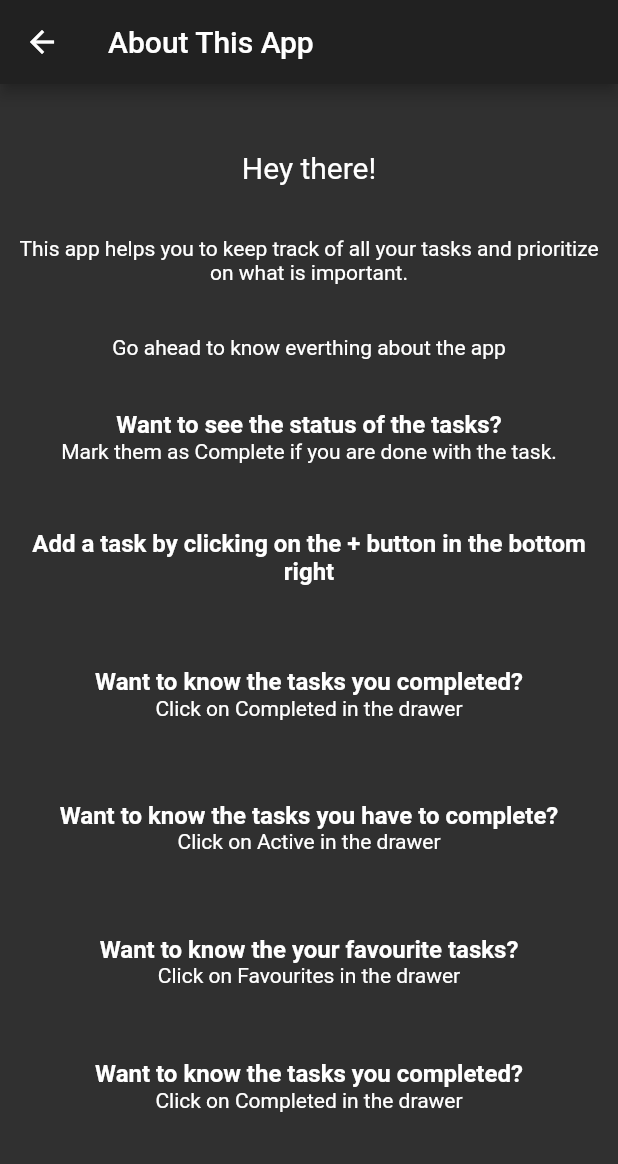
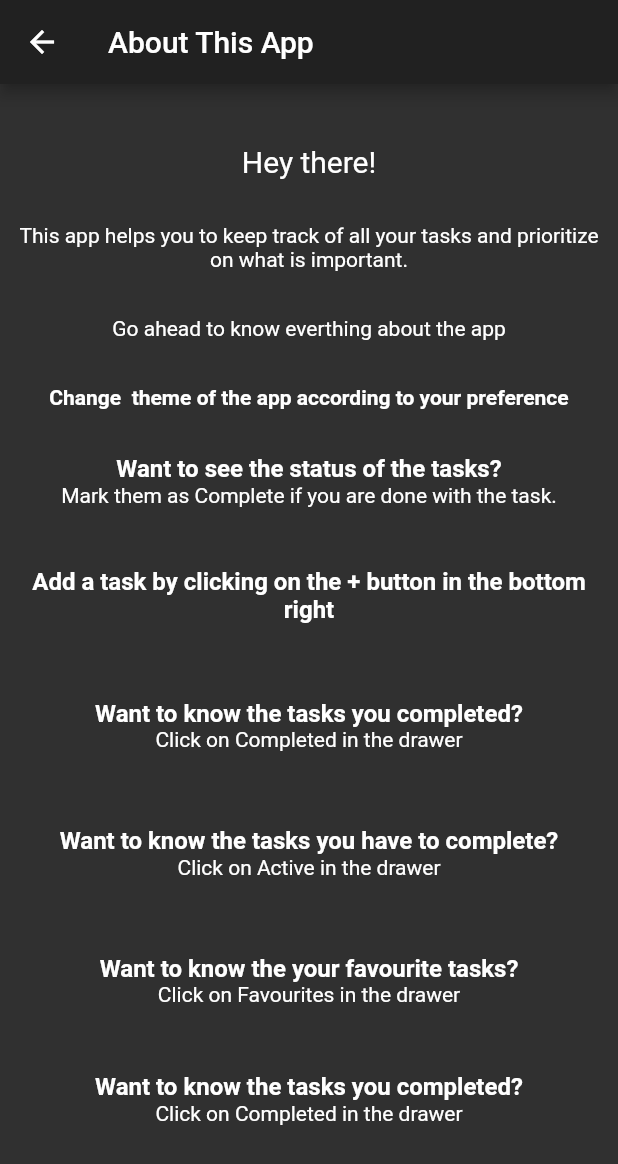
Before and after one commit to lomadapraveenreddy/ToDo-Application, a Flutter app: the AboutRoute screen opened by its route, on a phone screen of 412 x 824 dp. Shown: the top 1164 px of the screen. Run offline on Flutter 3.47's test engine with Material 2 defaults, Android fonts, the phone set to English and light mode, and no system bars; our stand-ins replace bloc, flutter_bloc, hive, table_calendar; accounts and stored records are empty; generated files the repository leaves out were written again; statements that could not run were skipped.

```diff
--- a/todo/lib/routes/about_route.dart
+++ b/todo/lib/routes/about_route.dart
@@ -33,6 +33,7 @@ class AboutRoute extends StatelessWidget {
               ),
               //SizedBox(height: 30,),
               Text('Go ahead to know everthing about the app'),
+              Text('Change  theme of the app according to your preference',textAlign: TextAlign.center,style: TextStyle(fontWeight: FontWeight.bold),),
               Container(child: Column(
                 children: <Widget>[
                   Text('Want to see the status of the tasks?',style: _queStyle,),
--- a/todo/lib/widgets/to_do_card.dart
+++ b/todo/lib/widgets/to_do_card.dart
@@ -81,7 +81,7 @@ class ToDoCard extends StatelessWidget {
                     : IconButton(
                         icon: Icon(
                           Icons.check_box_outline_blank,
-                          color: Theme.of(context).accentColor,
+                          color: Colors.teal,
                         ),
                         onPressed: () {
                           BlocProvider.of<ToDoBloc>(context)
```
Also changed, not shown: 7 other files.
